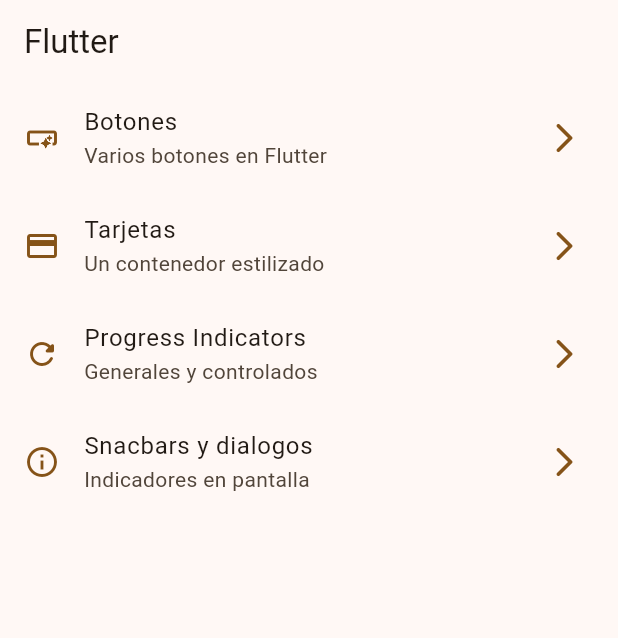
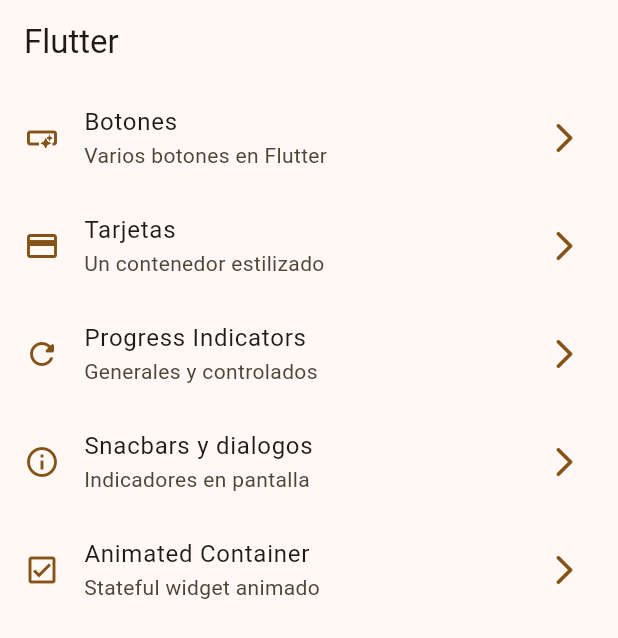
Before and after one commit to WilliamDelCid/Flutter-Initial, a Flutter app: the screen it shows after launch, on a phone screen of 412 x 824 dp. Shown: the top 638 px of the screen. Run offline on Flutter 3.47's test engine with Material 3 defaults, Android fonts, the phone set to English and light mode, and no system bars; our stand-ins replace go_router.

Commit message:
Animated Container Terminado

```diff
--- a/lib/config/menu/menu_items.dart
+++ b/lib/config/menu/menu_items.dart
@@ -35,5 +35,11 @@ class MenuItems{
       link: '/snacbars',
       icon: Icons.info_outline
     ),
+      MenuItems(
+      title: 'Animated Container',
+      subTitle: 'Stateful widget animado',
+      link: '/animated',
+      icon: Icons.check_box_outlined
+    ),
 
   ];
--- a/lib/config/router/app_router.dart
+++ b/lib/config/router/app_router.dart
@@ -24,10 +24,15 @@ final appRouter = GoRouter(
       name: ProgressScreen.name,
       builder: (context, state) =>const ProgressScreen(),
     ),
-        GoRoute(
+    GoRoute(
       path: '/snacbars',
       name: SnackbarScreen.name,
       builder: (context, state) =>const SnackbarScreen(),
     ),
+    GoRoute(
+      path: '/animated',
+      name: AnimatedScreen.name,
+      builder: (context, state) =>const AnimatedScreen(),
+    ),
   ],
 );
```
Also changed, not shown: lib/presentation/screens/animated/animated_screen.dart (+50 -2 lines).
